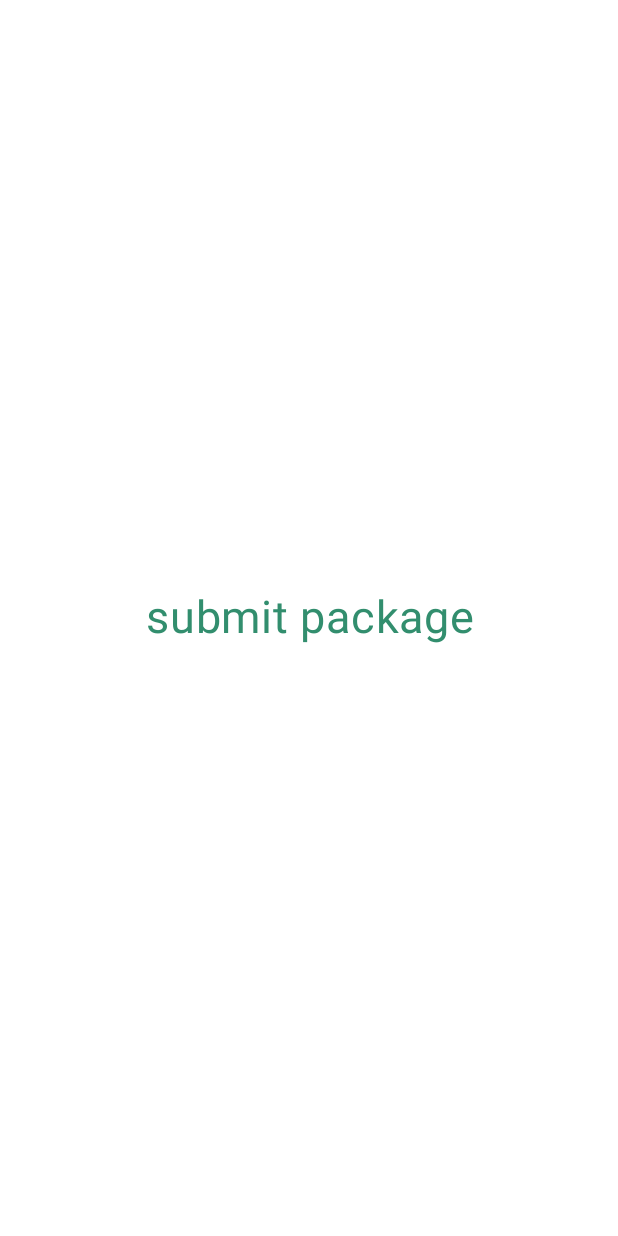
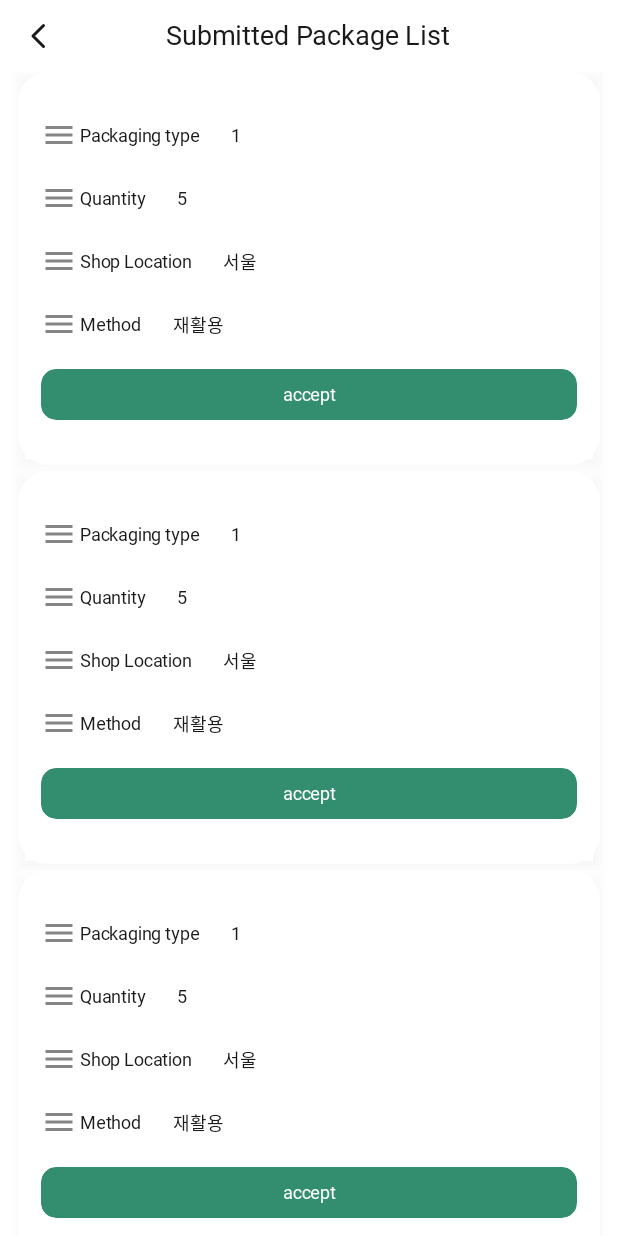
Before and after one commit to GDSC-DGU/2025-APAC-SolutionChallenge-Circuler, an Android app built with Jetpack Compose: the SubmitPackagingRoute screen opened through its navigation route, on a phone screen of 412 x 824 dp. Run offline under Robolectric (Android 15) with nearby library versions, the phone set to English and light mode, and no system bars; our stand-ins replace Dagger/Hilt's generated code; Roboto replaces fonts that are not available here.

Commit message:
feature/#33: SubmitPackagingRoute 구현

```diff
--- a/client/app/src/main/java/com/example/circuler/presentation/core/component/CirculoListCard.kt
+++ b/client/app/src/main/java/com/example/circuler/presentation/core/component/CirculoListCard.kt
@@ -24,6 +24,8 @@ import com.example.circuler.presentation.core.extension.customShadow
 import com.example.circuler.presentation.core.extension.roundedBackgroundWithBorder
 import com.example.circuler.presentation.type.ChipType
 import com.example.circuler.ui.theme.CirculerTheme
+
+// todo: 전체적인 icon 변경
 
 // todo: entity 수정가능성
 @Composable
--- a/client/app/src/main/java/com/example/circuler/presentation/ui/submit/SubmitPackagingRoute.kt
+++ b/client/app/src/main/java/com/example/circuler/presentation/ui/submit/SubmitPackagingRoute.kt
@@ -1,31 +1,33 @@
 package com.example.circuler.presentation.ui.submit
 
+import androidx.compose.foundation.ExperimentalFoundationApi
 import androidx.compose.foundation.background
-import androidx.compose.foundation.layout.Arrangement
 import androidx.compose.foundation.layout.PaddingValues
 import androidx.compose.foundation.layout.fillMaxSize
+import androidx.compose.foundation.layout.navigationBarsPadding
 import androidx.compose.foundation.layout.padding
-import androidx.compose.foundation.layout.size
+import androidx.compose.foundation.layout.statusBarsPadding
 import androidx.compose.foundation.lazy.LazyColumn
-import androidx.compose.material3.Text
+import androidx.compose.foundation.lazy.itemsIndexed
+import androidx.compose.material3.Icon
 import androidx.compose.runtime.Composable
 import androidx.compose.runtime.LaunchedEffect
 import androidx.compose.runtime.getValue
-import androidx.compose.ui.Alignment
 import androidx.compose.ui.Modifier
-import androidx.compose.ui.graphics.Color
-import androidx.compose.ui.layout.ContentScale
+import androidx.compose.ui.graphics.vector.ImageVector
 import androidx.compose.ui.platform.LocalConfiguration
 import androidx.compose.ui.platform.LocalContext
-import androidx.compose.ui.text.style.TextAlign
+import androidx.compose.ui.res.vectorResource
 import androidx.compose.ui.tooling.preview.Preview
 import androidx.compose.ui.unit.dp
-import androidx.compose.ui.unit.sp
 import androidx.hilt.navigation.compose.hiltViewModel
 import androidx.lifecycle.compose.LocalLifecycleOwner
 import androidx.lifecycle.compose.collectAsStateWithLifecycle
 import androidx.lifecycle.flowWithLifecycle
-import coil.compose.AsyncImage
+import com.example.circuler.R
+import com.example.circuler.domain.entity.ListCardWithMethodEntity
+import com.example.circuler.presentation.core.component.CirculoListCardWithButton
+import com.example.circuler.presentation.core.component.CirculoTopBar
 import com.example.circuler.presentation.core.extension.noRippleClickable
 import com.example.circuler.presentation.core.extension.showToast
 import com.example.circuler.presentation.core.util.UiState
@@ -57,6 +59,7 @@ fun SubmitPackagingRoute(
     )
 }
 
+@OptIn(ExperimentalFoundationApi::class)
 @Composable
 fun SubmitPackagingScreen(
     paddingValues: PaddingValues,
@@ -67,59 +70,77 @@ fun SubmitPackagingScreen(
     val screenWeigth = LocalConfiguration.current.screenWidthDp
     val height = (screenWeigth * 0.5).dp
 
+    // todo: dummy delete
+    val dummyList = listOf(
+        ListCardWithMethodEntity(
+            id = "1",
+            location = "서울",
+            method = "재활용",
+            quantity = "5"
+        ),
+        ListCardWithMethodEntity(
+            id = "1",
+            location = "서울",
+            method = "재활용",
+            quantity = "5"
+        ),
+        ListCardWithMethodEntity(
+            id = "1",
+            location = "서울",
+            method = "재활용",
+            quantity = "5"
+        ),
+        ListCardWithMethodEntity(
+            id = "2",
+            location = "부산",
+            method = "소각",
+            quantity = "3"
+        ),
+        ListCardWithMethodEntity(
+            id = "3",
+            location = "인천",
+            method = "매립",
+            quantity = "7"
+        )
+    )
+
     LazyColumn(
         modifier = modifier
             .fillMaxSize()
-            .background(Color.White)
-            .padding(paddingValues),
-        horizontalAlignment = Alignment.CenterHorizontally,
-        verticalArrangement = Arrangement.Center
+            .background(CirculerTheme.colors.grayScale1)
+            .statusBarsPadding()
+            .navigationBarsPadding()
     ) {
-        when (state) {
-            is UiState.Loading -> {
-                item {
-                    Text(
+        stickyHeader {
+            CirculoTopBar(
+                leadingIcon = {
+                    Icon(
                         modifier = Modifier
-                            .noRippleClickable { navigateUp() },
-                        text = "submit package",
-                        color = CirculerTheme.colors.green1,
-                        textAlign = TextAlign.Center,
-                        fontSize = 30.sp
+                            .noRippleClickable { navigateUp() }
+                            .padding(all = 10.dp),
+                        imageVector = ImageVector.vectorResource(R.drawable.ic_arrow_left),
+                        contentDescription = "back"
                     )
-                }
-            }
+                },
+                title = "Submitted Package List"
+            )
+        }
 
-            is UiState.Failure -> {
-                item {
-                    Text(
-                        modifier = Modifier
-                            .noRippleClickable { navigateUp() },
-                        text = "데이터 불러오기 실패",
-                        textAlign = TextAlign.Center,
-                        fontSize = 30.sp
-                    )
-                }
-            }
-
-            is UiState.Success -> {
-                item {
-                    AsyncImage(
-                        model = "https://i.pinimg.com/236x/12/95/67/1295676da767fa8171baf8a307b5786c.jpg",
-                        contentDescription = "iloveandroidroomies",
-                        modifier = Modifier.size(height),
-                        contentScale = ContentScale.Crop
-                    )
-                }
-
-                item {
-                    Text(
-                        modifier = Modifier.padding(top = 30.dp),
-                        text = state.data,
-                        textAlign = TextAlign.Center,
-                        fontSize = 30.sp
-                    )
-                }
-            }
+        itemsIndexed(
+            items = dummyList
+            // todo: 주석 삭제
+            // state.results
+        ) { index, item ->
+            CirculoListCardWithButton(
+                modifier = Modifier
+                    .padding(start = 12.dp, end = 12.dp, bottom = 4.dp),
+                listCardWithMethodEntity = ListCardWithMethodEntity(
+                    id = item.id,
+                    location = item.location,
+                    method = item.method,
+                    quantity = item.quantity
+                )
+            )
         }
     }
 }
```
